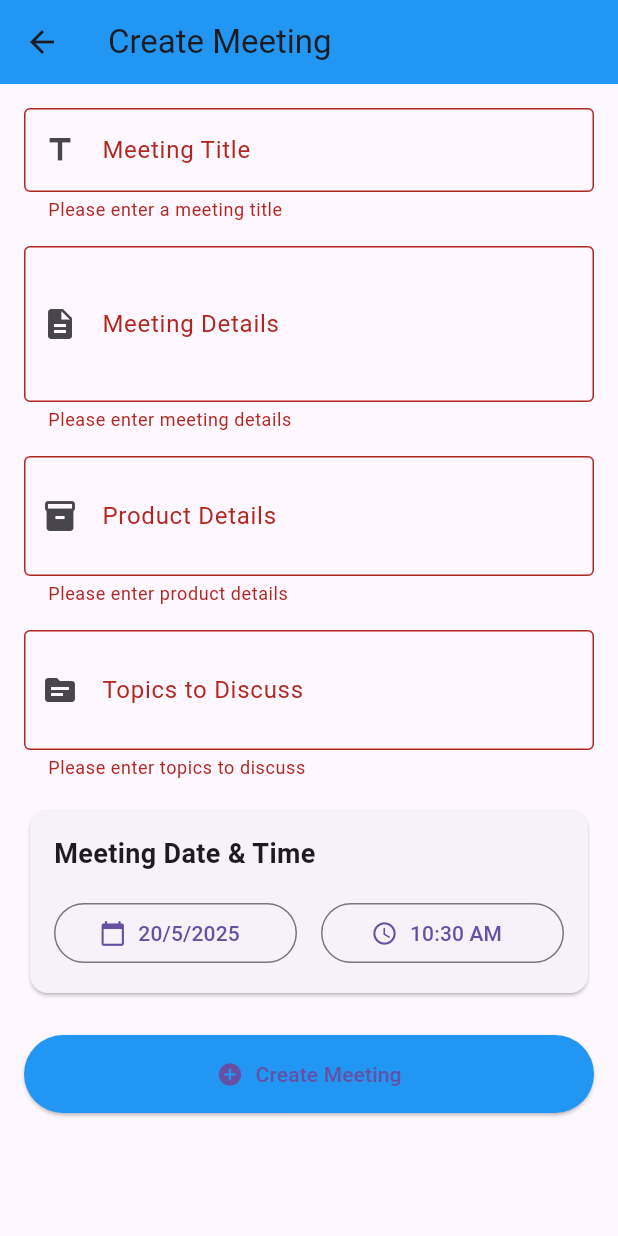
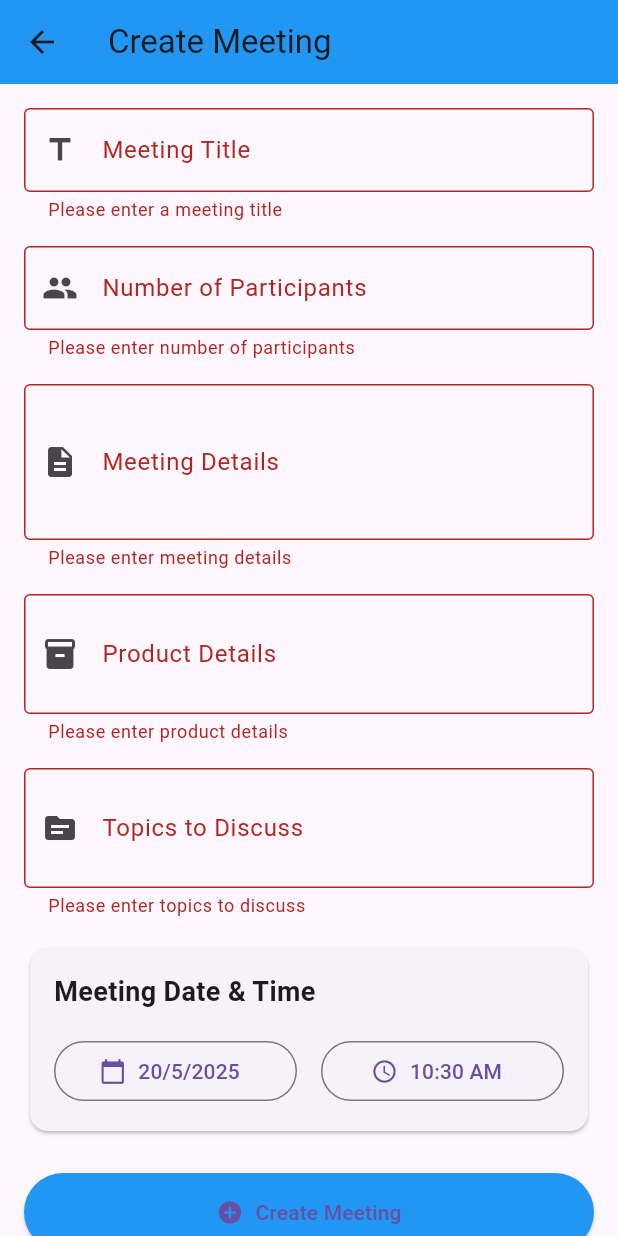
Before and after one commit to ayushbirla72/sales_ai_assistand_app, a Flutter app: the CreateMeetingScreen screen opened directly, after a tap on "Create Meeting", on a phone screen of 412 x 824 dp. Run offline on Flutter 3.47's test engine with Material 3 defaults, Android fonts, the light colour scheme and no system bars; our stand-ins replace fl_chart, shared_preferences; accounts and stored records are empty.

Commit message:
running project update the create meeting

```diff
--- a/lib/screens/create_meeting_screen.dart
+++ b/lib/screens/create_meeting_screen.dart
@@ -1,4 +1,6 @@
 import 'package:flutter/material.dart';
+import '../services/meeting_service.dart';
+import '../config/app_config.dart';
 
 class CreateMeetingScreen extends StatefulWidget {
   const CreateMeetingScreen({super.key});
@@ -13,8 +15,11 @@ class _CreateMeetingScreenState extends State<CreateMeetingScreen> {
   final _detailsController = TextEditingController();
   final _productDetailsController = TextEditingController();
   final _topicsController = TextEditingController();
+  final _participantsController = TextEditingController();
   DateTime _selectedDate = DateTime.now();
   TimeOfDay _selectedTime = TimeOfDay.now();
+  bool _isLoading = false;
+  final _meetingService = MeetingService();
 
   @override
   void dispose() {
@@ -22,6 +27,7 @@ class _CreateMeetingScreenState extends State<CreateMeetingScreen> {
     _detailsController.dispose();
     _productDetailsController.dispose();
     _topicsController.dispose();
+    _participantsController.dispose();
     super.dispose();
   }
 
@@ -51,6 +57,69 @@ class _CreateMeetingScreenState extends State<CreateMeetingScreen> {
     }
   }
 
+  Future<void> _createMeeting() async {
+    if (!_formKey.currentState!.validate()) return;
+
+    setState(() {
+      _isLoading = true;
+    });
+
+    try {
+      // Combine date and time
+      final scheduledTime = DateTime(
+        _selectedDate.year,
+        _selectedDate.month,
+        _selectedDate.day,
+        _selectedTime.hour,
+        _selectedTime.minute,
+      );
+
+      // Split topics by comma and trim whitespace
+      final topics = _topicsController.text
+          .split(',')
+          .map((topic) => topic.trim())
+          .where((topic) => topic.isNotEmpty)
+          .toList();
+
+      // Parse number of participants
+      final numberOfParticipants = int.parse(_participantsController.text);
+
+      await _meetingService.createMeeting(
+        title: _titleController.text,
+        details: _detailsController.text,
+        productDetails: _productDetailsController.text,
+        topics: topics,
+        scheduledTime: scheduledTime,
+        numberOfParticipants: numberOfParticipants,
+      );
+
+      if (mounted) {
+        ScaffoldMessenger.of(context).showSnackBar(
+          const SnackBar(
+            content: Text('Meeting created successfully!'),
+            backgroundColor: Colors.green,
+          ),
+        );
+        Navigator.pushReplacementNamed(context, '/home');
+      }
+    } catch (e) {
+      if (mounted) {
+        ScaffoldMessenger.of(context).showSnackBar(
+          SnackBar(
+            content: Text('Error creating meeting: ${e.toString()}'),
+            backgroundColor: Colors.red,
+          ),
+        );
+      }
+    } finally {
+      if (mounted) {
+        setState(() {
+          _isLoading = false;
+        });
+      }
+    }
+  }
+
   @override
   Widget build(BuildContext context) {
     return Scaffold(
@@ -58,7 +127,9 @@ class _CreateMeetingScreenState extends State<CreateMeetingScreen> {
         title: const Text('Create Meeting'),
         backgroundColor: Colors.blue,
       ),
-      body: SingleChildScrollView(
+      body: Stack(
+        children: [
+          SingleChildScrollView(
             padding: const EdgeInsets.all(16),
             child: Form(
               key: _formKey,
@@ -76,6 +147,35 @@ class _CreateMeetingScreenState extends State<CreateMeetingScreen> {
                     validator: (value) {
                       if (value == null || value.isEmpty) {
                         return 'Please enter a meeting title';
+                      }
+                      return null;
+                    },
+                  ),
+                  const SizedBox(height: 16),
+
+                  // Number of Participants
+                  TextFormField(
+                    controller: _participantsController,
+                    decoration: const InputDecoration(
+                      labelText: 'Number of Participants',
+                      border: OutlineInputBorder(),
+                      prefixIcon: Icon(Icons.people),
+                      hintText: 'Enter expected number of participants',
+                    ),
+                    keyboardType: TextInputType.number,
+                    validator: (value) {
+                      if (value == null || value.isEmpty) {
+                        return 'Please enter number of participants';
+                      }
+                      final number = int.tryParse(value);
+                      if (number == null) {
+                        return 'Please enter a valid number';
+                      }
+                      if (number < AppConfig.minParticipants) {
+                        return 'Minimum ${AppConfig.minParticipants} participants required';
+                      }
+                      if (number > AppConfig.maxParticipants) {
+                        return 'Maximum ${AppConfig.maxParticipants} participants allowed';
                       }
                       return null;
                     },
@@ -181,21 +281,19 @@ class _CreateMeetingScreenState extends State<CreateMeetingScreen> {
 
                   // Submit Button
                   ElevatedButton.icon(
-                onPressed: () {
-                  if (_formKey.currentState!.validate()) {
-                    // TODO: Save meeting details
-                    ScaffoldMessenger.of(context).showSnackBar(
-                      const SnackBar(
-                        content: Text('Meeting created successfully!'),
-                        backgroundColor: Colors.green,
+                    onPressed: _isLoading ? null : _createMeeting,
+                    icon: _isLoading
+                        ? const SizedBox(
+                            width: 20,
+                            height: 20,
+                            child: CircularProgressIndicator(
+                              strokeWidth: 2,
+                              valueColor:
+                                  AlwaysStoppedAnimation<Color>(Colors.white),
                             ),
-                    );
-                    // Navigate to home screen
-                    Navigator.pushReplacementNamed(context, '/home');
-                  }
-                },
-                icon: const Icon(Icons.add_circle),
-                label: const Text('Create Meeting'),
+                          )
+                        : const Icon(Icons.add_circle),
+                    label: Text(_isLoading ? 'Creating...' : 'Create Meeting'),
                     style: ElevatedButton.styleFrom(
                       padding: const EdgeInsets.symmetric(vertical: 16),
                       backgroundColor: Colors.blue,
@@ -205,6 +303,15 @@ class _CreateMeetingScreenState extends State<CreateMeetingScreen> {
               ),
             ),
           ),
+          if (_isLoading)
+            Container(
+              color: Colors.black.withOpacity(0.5),
+              child: const Center(
+                child: CircularProgressIndicator(),
+              ),
+            ),
+        ],
+      ),
     );
   }
 }
```
Also changed, not shown: lib/services/base_api_service.dart (+6 -1 lines), lib/services/meeting_service.dart (added, +81 -0 lines). Lines whose indentation alone changed are shown as unchanged.
